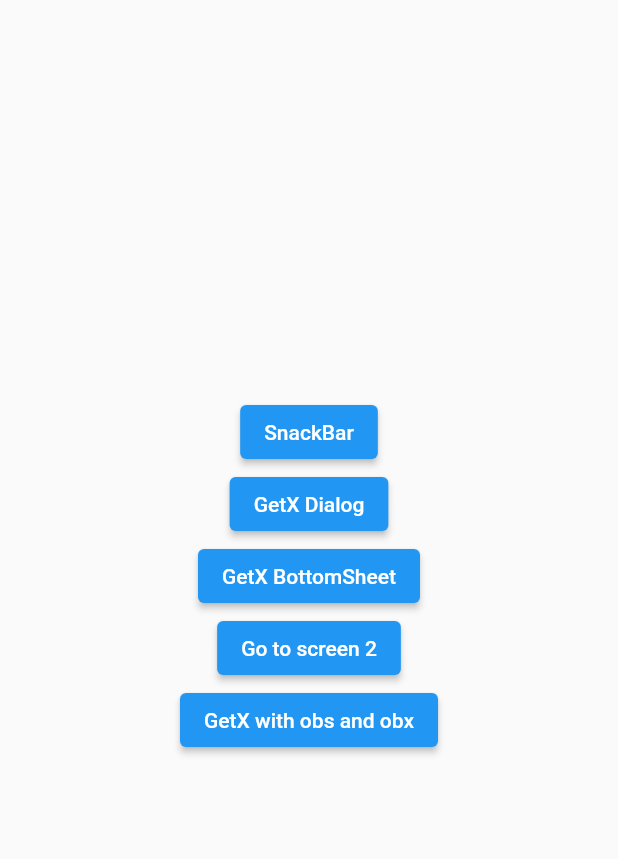
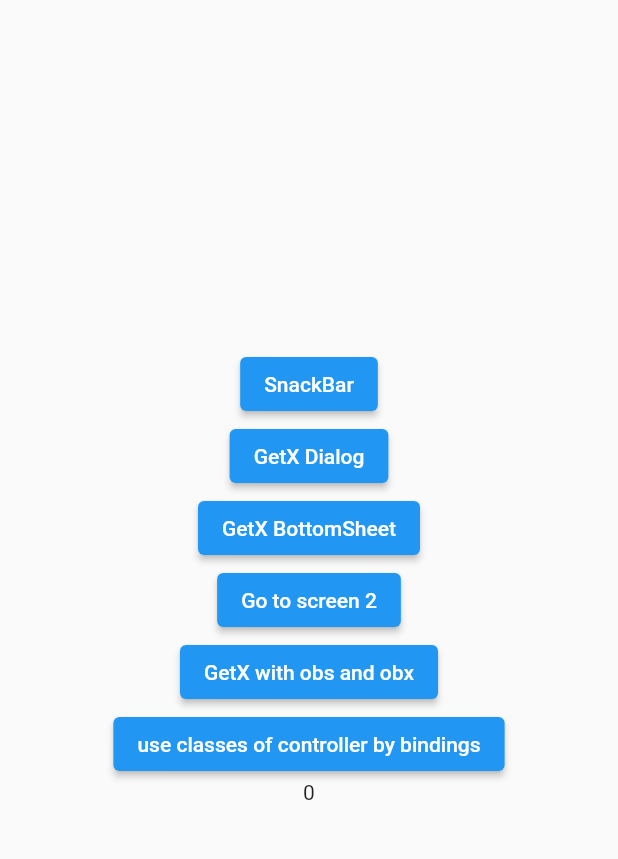
Before and after one commit to Sobhan-Ziyaei/getx_sample_app, a Flutter app: the screen it shows after launch, on a phone screen of 412 x 824 dp, the part 84-943 px from its top. Run offline on Flutter 3.47's test engine with Material 2 defaults, Android fonts, the phone set to English and light mode, and no system bars; our stand-ins replace get.

Commit message:
added bindings for create controller

```diff
--- /dev/null
+++ b/lib/bindings/bindings.dart
@@ -0,0 +1,9 @@
+import 'package:get/get.dart';
+import 'package:getx_sample_app/controllers/counter_controller.dart';
+
+class MyBindings implements Bindings{
+  @override
+  void dependencies() {
+    Get.lazyPut(() => CounterController()) ;
+  }
+}
--- a/lib/main.dart
+++ b/lib/main.dart
@@ -1,5 +1,7 @@
 import 'package:flutter/material.dart';
 import 'package:get/get.dart';
+import 'package:getx_sample_app/bindings/bindings.dart';
+import 'package:getx_sample_app/controllers/counter_controller.dart';
 import 'package:getx_sample_app/screen2.dart';
 import 'package:getx_sample_app/screen4.dart';
 
@@ -7,12 +9,13 @@
   runApp(const MyApp());
 }
 
-class MyApp extends StatelessWidget {
+class MyApp extends GetView<CounterController> {
   const MyApp({Key? key}) : super(key: key);
 
   @override
   Widget build(BuildContext context) {
     return GetMaterialApp(
+      initialBinding: MyBindings(),
       debugShowCheckedModeBanner: false,
       home: Scaffold(
         appBar: AppBar(
@@ -122,7 +125,18 @@
                     );
                   },
                   child: Text('GetX with obs and obx'),
-                )
+                ),
+                ElevatedButton(
+                  onPressed: () {
+                    controller.increment();
+                  },
+                  child: Text('use classes of controller by bindings'),
+                ),
+                Obx(
+                  () => Text(
+                    controller.counter.value.toString(),
+                  ),
+                ),
               ],
             ),
           ),
```
